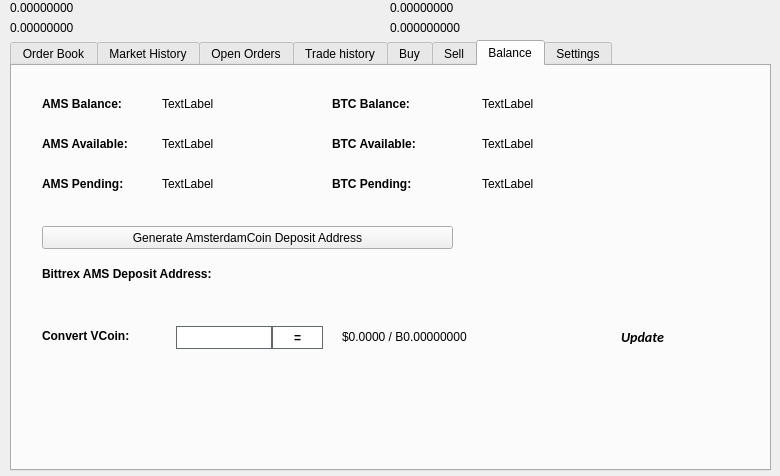
Before: the Qt Designer form src/qt/forms/tradingdialog.ui in listedlinked/superbee, drawn with Qt 5.
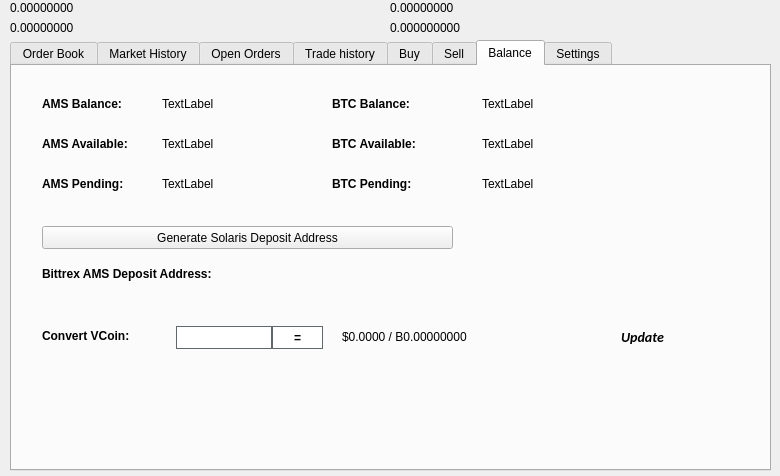
After: the same form once the commit is applied. The open tabs and pages were chosen to show the change. Icons and pictures are not drawn.

Commit message: Rename to Solaris

Diff of the .ui file:
```diff
--- a/src/qt/forms/tradingdialog.ui
+++ b/src/qt/forms/tradingdialog.ui
@@ -2941,7 +2941,7 @@
       </rect>
      </property>
      <property name="text">
-      <string>Generate AmsterdamCoin Deposit Address</string>
+      <string>Generate Solaris Deposit Address</string>
      </property>
      <property name="icon">
       <iconset resource="../amsterdamcoin.qrc">
```
Left out of the diff: 14 changed lines with no effect on the pictures. The commit also changes 238 other files.
